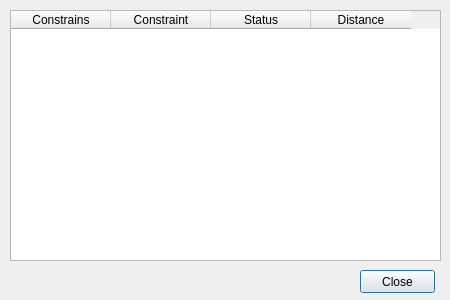
This is pipeline_planner_dialog_base.ui in aloisio0/qgis-pipelineplanner as Qt 5 draws it before an edit. The edited form follows.
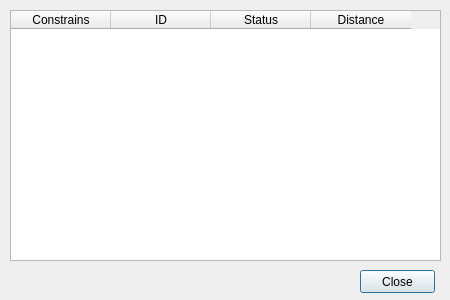
This is the edited form.

Commit message: Populated impact table with raptors, eagles and buowl

The edit to the form file:
```diff
--- a/pipeline_planner_dialog_base.ui
+++ b/pipeline_planner_dialog_base.ui
@@ -32,7 +32,7 @@
    </column>
    <column>
     <property name="text">
-     <string>Constraint</string>
+     <string>ID</string>
     </property>
    </column>
    <column>
```
The commit also changes 1 other file.
